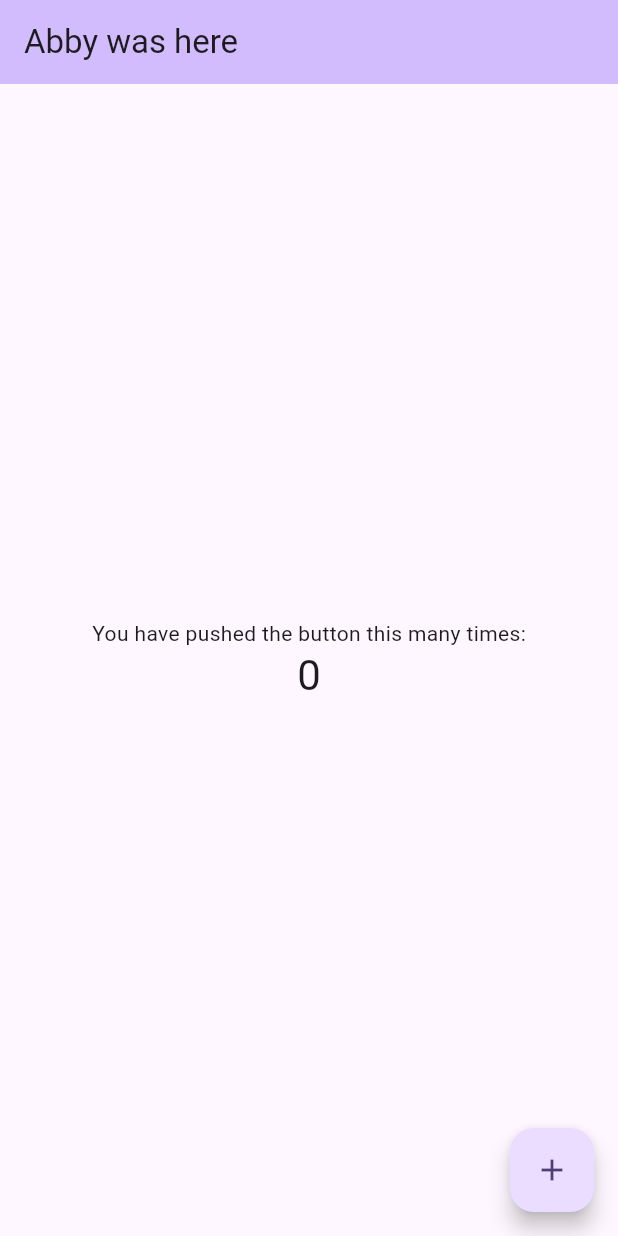
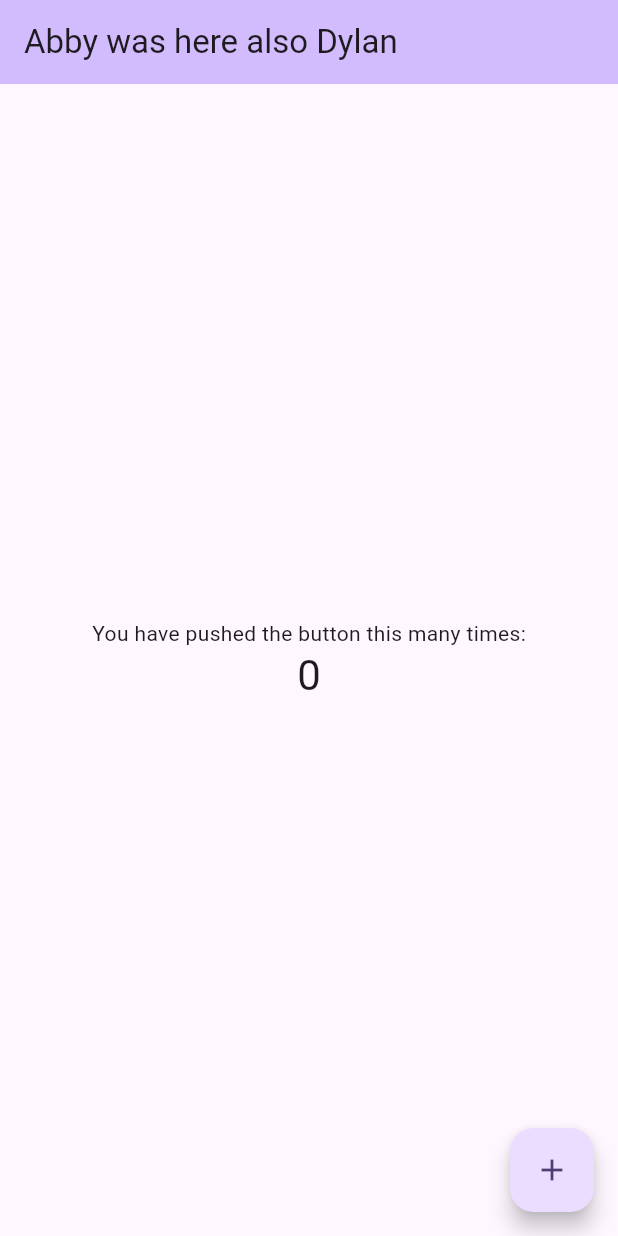
Before and after one commit to dmil148/app_4, a Flutter app: the screen it shows after launch, on a phone screen of 412 x 824 dp. Run offline on Flutter 3.47's test engine with Material 3 defaults, Android fonts, the phone set to English and light mode, and no system bars.

Commit message:
Update main.dart

```diff
--- a/lib/main.dart
+++ b/lib/main.dart
@@ -31,7 +31,7 @@ class MyApp extends StatelessWidget {
         colorScheme: ColorScheme.fromSeed(seedColor: Colors.deepPurple),
         useMaterial3: true,
       ),
-      home: const MyHomePage(title: 'Abby was here'),
+      home: const MyHomePage(title: 'Abby was here also Dylan'),
     );
   }
 }
```
